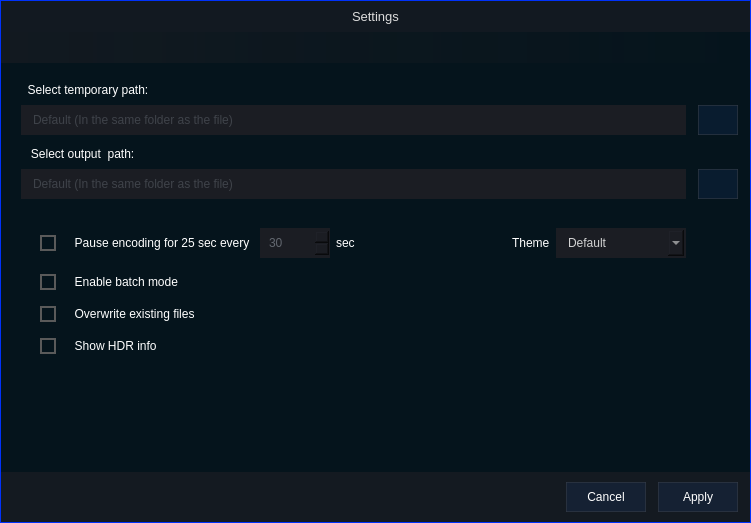
Old version of the form app/settings.ui in the repository TotalCaesar659/cine-encoder.
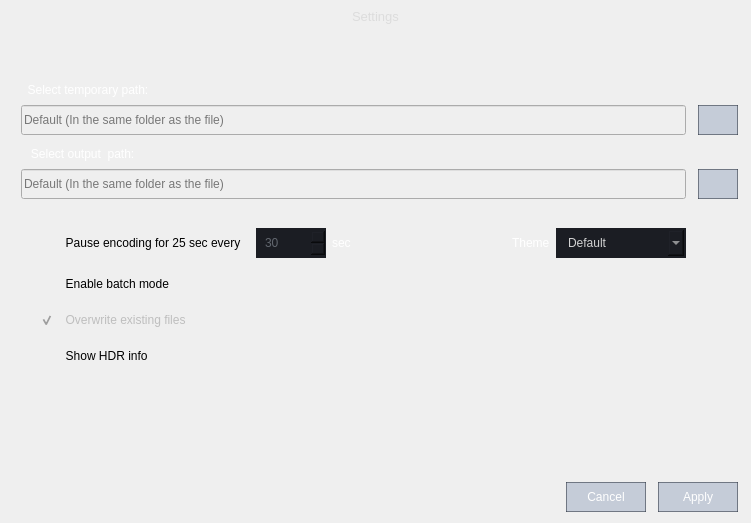
New version of the form. Icons and pictures are not drawn.

Patch:
```diff
--- a/app/settings.ui
+++ b/app/settings.ui
@@ -38,9 +38,6 @@
    <iconset resource="files.qrc">
     <normaloff>:/20x20/icons/20x20/cil-settings.png</normaloff>:/20x20/icons/20x20/cil-settings.png</iconset>
   </property>
-  <property name="styleSheet">
-   <string notr="true">background: rgb(0, 50, 250)</string>
-  </property>
   <property name="locale">
    <locale language="English" country="UnitedStates"/>
   </property>
@@ -62,9 +59,6 @@
    </property>
    <item row="0" column="0">
     <widget class="QWidget" name="widget" native="true">
-     <property name="styleSheet">
-      <string notr="true">background: rgb(0, 50, 250)</string>
-     </property>
      <layout class="QGridLayout" name="gridLayout_3">
       <property name="leftMargin">
        <number>1</number>
@@ -96,42 +90,7 @@
          </size>
         </property>
         <property name="styleSheet">
-         <string notr="true">QFrame {
-	background-color: rgb(5, 20, 28);
-}
-
-QLineEdit {
-	color: rgb(98, 103, 111);	
-	background-color: rgb(27, 29, 35);
-	border-radius: 0px;
-	border: 2px solid rgb(27, 29, 35);
-	padding-left: 8px;
-}
-QLineEdit:hover {
-	border: 2px solid rgb(64, 71, 88);
-}
-QLineEdit:focus {
-	border: 2px solid rgb(91, 101, 124);
-}
-
-QCheckBox {
-	spacing: 12px;
-	color: rgb(255, 255, 255);
-	background-color: transparent;
-}
-QCheckBox::indicator {
-	border: 2px solid #5A5A5A;
-    background: none;
-	width: 12px;
-    height: 12px;
-}
-QCheckBox::indicator:checked {
-	image: url(:/16x16/icons/16x16/cil-check-alt.png);
-	border: 2px solid #5A5A5A;
-    background: none;
-	width: 12px;
-    height: 12px;
-}</string>
+         <string notr="true"/>
         </property>
         <property name="frameShape">
          <enum>QFrame::NoFrame</enum>
@@ -169,9 +128,6 @@
              <height>31</height>
             </size>
            </property>
-           <property name="styleSheet">
-            <string notr="true">background-color: qlineargradient( x1:0 y1:0, x2:1 y2:0, stop:0 rgba(27, 29, 35, 150), stop:1 rgb(5, 20, 28));</string>
-           </property>
            <property name="frameShape">
             <enum>QFrame::NoFrame</enum>
            </property>
@@ -374,8 +330,7 @@
             </size>
            </property>
            <property name="styleSheet">
-            <string notr="true">background-color: rgba(27, 29, 35, 180);
-/*border-top: 1px solid rgba(100, 100, 168, 50);*/
+            <string notr="true">background-color: transparent;
 </string>
            </property>
            <property name="frameShape">
@@ -642,9 +597,6 @@
            <property name="acceptDrops">
             <bool>false</bool>
            </property>
-           <property name="styleSheet">
-            <string notr="true">background-color: rgba(27, 29, 35, 150)</string>
-           </property>
            <property name="frameShape">
             <enum>QFrame::NoFrame</enum>
            </property>
@@ -928,9 +880,7 @@
             </size>
            </property>
            <property name="styleSheet">
-            <string notr="true">QFrame{
-	background-color: rgb(5, 20, 28);
-}</string>
+            <string notr="true">background-color: transparent;</string>
            </property>
            <property name="frameShape">
             <enum>QFrame::NoFrame</enum>
```
Left out of the diff: 2 changed lines with no effect on the pictures.
